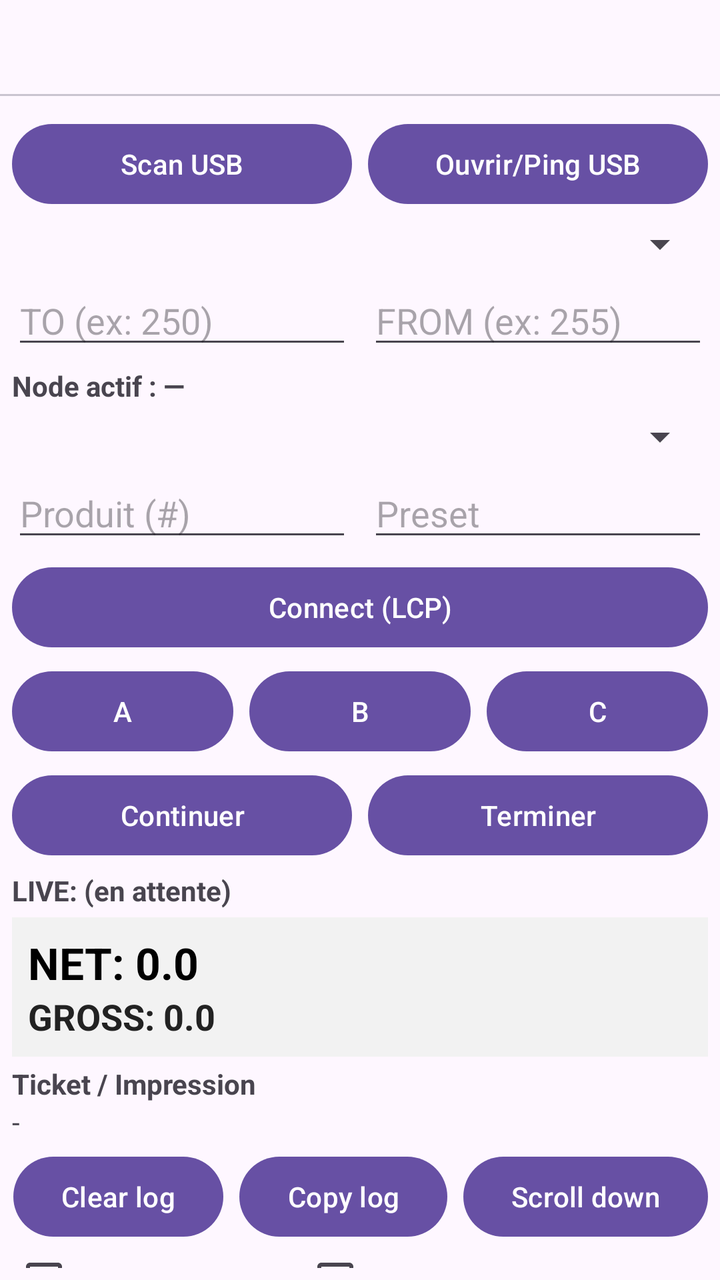
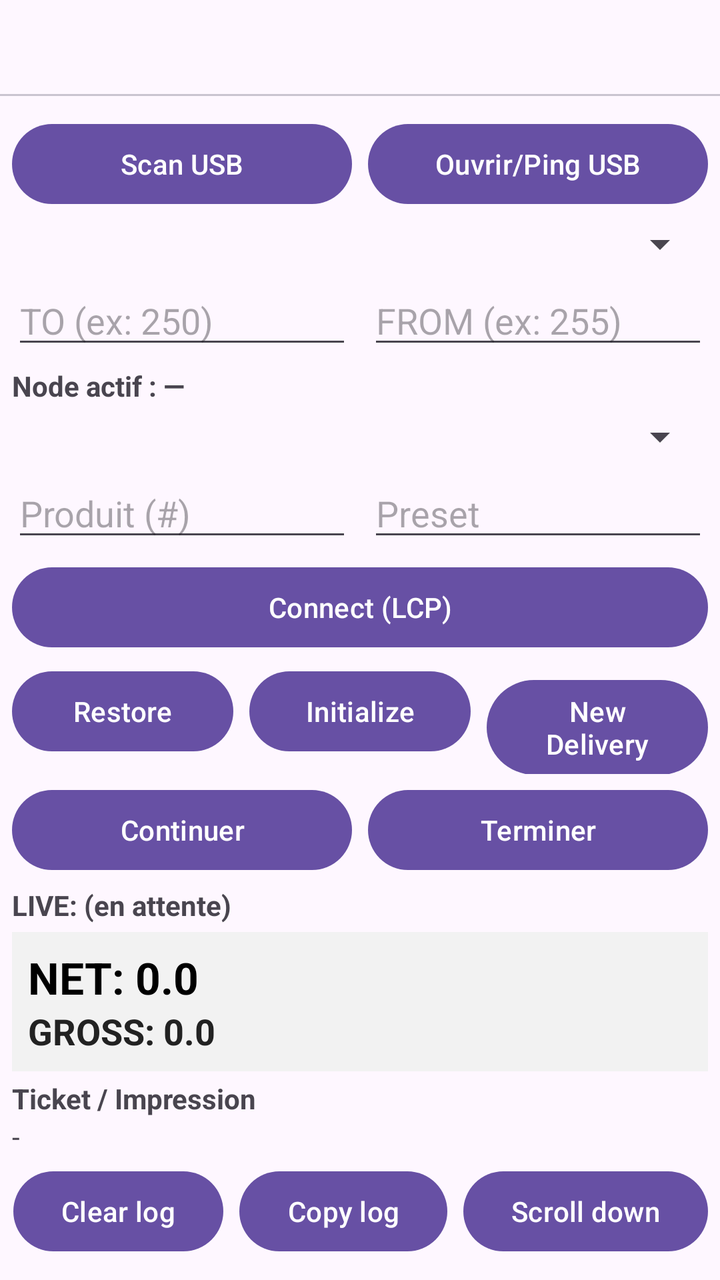

An Android layout rendered at two revisions. The XML below is the earlier revision; the diff shows what the commit changed to produce the second picture.
<!-- AndroidManifest.xml: application theme Theme.Material3.DayNight.NoActionBar -->
<!-- res/layout/activity_main.xml -->
<LinearLayout xmlns:android="http://schemas.android.com/apk/res/android"
    xmlns:app="http://schemas.android.com/apk/res-auto"
    android:id="@+id/rootTabs"
    android:layout_width="match_parent"
    android:layout_height="match_parent"
    android:orientation="vertical">

    
    <com.google.android.material.tabs.TabLayout
        android:id="@+id/tabLayout"
        android:layout_width="match_parent"
        android:layout_height="wrap_content"
        app:tabMode="fixed"
        app:tabGravity="fill" />

    
    <LinearLayout
        android:id="@+id/pageMain"
        android:layout_width="match_parent"
        android:layout_height="match_parent"
        android:orientation="vertical">

        
        <LinearLayout
            android:id="@+id/root"
            android:layout_width="match_parent"
            android:layout_height="match_parent"
            android:orientation="vertical"
            android:padding="6dp">

            
            <LinearLayout
                android:layout_width="match_parent"
                android:layout_height="wrap_content"
                android:orientation="horizontal"
                android:layout_marginTop="4dp">

                <Button
                    android:id="@+id/btnScanUsb"
                    android:layout_width="0dp"
                    android:layout_height="wrap_content"
                    android:layout_weight="1"
                    android:text="Scan USB" />

                <Button
                    android:id="@+id/btnPingUsb"
                    android:layout_width="0dp"
                    android:layout_height="wrap_content"
                    android:layout_weight="1"
                    android:layout_marginStart="8dp"
                    android:text="Ouvrir/Ping USB" />
            </LinearLayout>

            <Spinner
                android:id="@+id/spnUsbDevices"
                android:layout_width="match_parent"
                android:layout_height="wrap_content"
                android:layout_marginTop="4dp" />

            
            <LinearLayout
                android:layout_width="match_parent"
                android:layout_height="wrap_content"
                android:orientation="horizontal"
                android:layout_marginTop="4dp">

                <EditText
                    android:id="@+id/edtTo"
                    android:layout_width="0dp"
                    android:layout_height="wrap_content"
                    android:layout_weight="1"
                    android:hint="TO (ex: 250)"
                    android:inputType="number"
                    android:singleLine="true" />

                <EditText
                    android:id="@+id/edtFrom"
                    android:layout_width="0dp"
                    android:layout_height="wrap_content"
                    android:layout_weight="1"
                    android:layout_marginStart="8dp"
                    android:hint="FROM (ex: 255)"
                    android:inputType="number"
                    android:singleLine="true" />
            </LinearLayout>

            
            <TextView
                android:id="@+id/txtActiveNode"
                android:layout_width="match_parent"
                android:layout_height="wrap_content"
                android:text="Node actif : —"
                android:textStyle="bold"
                android:layout_marginTop="4dp" />

            
            <Spinner
                android:id="@+id/spnProducts"
                android:layout_width="match_parent"
                android:layout_height="wrap_content"
                android:layout_marginTop="4dp" />

            
            <LinearLayout
                android:layout_width="match_parent"
                android:layout_height="wrap_content"
                android:orientation="horizontal"
                android:layout_marginTop="4dp">

                <EditText
                    android:id="@+id/edtProduct"
                    android:layout_width="0dp"
                    android:layout_height="wrap_content"
                    android:layout_weight="1"
                    android:hint="Produit (#)"
                    android:inputType="number"
                    android:singleLine="true" />

                <EditText
                    android:id="@+id/edtPreset"
                    android:layout_width="0dp"
                    android:layout_height="wrap_content"
                    android:layout_weight="1"
                    android:layout_marginStart="8dp"
                    android:hint="Preset"
                    android:inputType="numberDecimal"
                    android:singleLine="true" />
            </LinearLayout>

            
            <Button
                android:id="@+id/btnConnect"
                android:layout_width="match_parent"
                android:layout_height="wrap_content"
                android:text="Connect (LCP)"
                android:layout_marginTop="4dp" />

            
            <LinearLayout
                android:layout_width="match_parent"
                android:layout_height="wrap_content"
                android:orientation="horizontal"
                android:layout_marginTop="4dp">

                <Button
                    android:id="@+id/btnA"
                    android:layout_width="0dp"
                    android:layout_height="wrap_content"
                    android:layout_weight="1"
                    android:text="A" />

                <Button
                    android:id="@+id/btnB"
                    android:layout_width="0dp"
                    android:layout_height="wrap_content"
                    android:layout_weight="1"
                    android:layout_marginStart="8dp"
                    android:text="B" />

                <Button
                    android:id="@+id/btnC"
                    android:layout_width="0dp"
                    android:layout_height="wrap_content"
                    android:layout_weight="1"
                    android:layout_marginStart="8dp"
                    android:text="C" />
            </LinearLayout>

            
            <LinearLayout
                android:layout_width="match_parent"
                android:layout_height="wrap_content"
                android:orientation="horizontal"
                android:layout_marginTop="4dp">

                <Button
                    android:id="@+id/btnContinue"
                    android:layout_width="0dp"
                    android:layout_height="wrap_content"
                    android:layout_weight="1"
                    android:text="Continuer" />

                <Button
                    android:id="@+id/btnFinish"
                    android:layout_width="0dp"
                    android:layout_height="wrap_content"
                    android:layout_weight="1"
                    android:layout_marginStart="8dp"
                    android:text="Terminer" />
            </LinearLayout>

            
            <TextView
                android:id="@+id/txtLive"
                android:layout_width="match_parent"
                android:layout_height="wrap_content"
                android:text="LIVE: (en attente)"
                android:textStyle="bold"
                android:layout_marginTop="4dp" />

            
            <LinearLayout
                android:id="@+id/liveQtyPanel"
                android:layout_width="match_parent"
                android:layout_height="wrap_content"
                android:orientation="vertical"
                android:layout_marginTop="4dp"
                android:padding="8dp"
                android:background="#F2F2F2">

                <TextView
                    android:id="@+id/txtQtyNet"
                    android:layout_width="match_parent"
                    android:layout_height="wrap_content"
                    android:text="NET: 0.0"
                    android:textStyle="bold"
                    android:textSize="22sp"
                    android:textColor="#000000" />

                <TextView
                    android:id="@+id/txtQtyGross"
                    android:layout_width="match_parent"
                    android:layout_height="wrap_content"
                    android:text="GROSS: 0.0"
                    android:textStyle="bold"
                    android:textSize="18sp"
                    android:textColor="#222222" />
            </LinearLayout>

            
            <LinearLayout
                android:layout_width="match_parent"
                android:layout_height="wrap_content"
                android:orientation="vertical"
                android:layout_marginTop="4dp">

                <TextView
                    android:layout_width="match_parent"
                    android:layout_height="wrap_content"
                    android:text="Ticket / Impression"
                    android:textStyle="bold" />

                <TextView
                    android:id="@+id/txtTicketNumber"
                    android:layout_width="match_parent"
                    android:layout_height="wrap_content"
                    android:text="-" />
            </LinearLayout>

            
            <ScrollView
                android:id="@+id/logScroll"
                android:layout_width="match_parent"
                android:layout_height="0dp"
                android:layout_weight="1"
                android:fillViewport="true"
                android:background="#111111">

                <TextView
                    android:id="@+id/txtLog"
                    android:layout_width="match_parent"
                    android:layout_height="wrap_content"
                    android:typeface="monospace"
                    android:textIsSelectable="true"
                    android:textSize="12sp"
                    android:textColor="#00FF00"
                    android:padding="6dp" />
            </ScrollView>

            
            <LinearLayout
                android:layout_width="match_parent"
                android:layout_height="wrap_content"
                android:orientation="vertical"
                android:layout_marginTop="4dp">

                <LinearLayout
                    android:layout_width="match_parent"
                    android:layout_height="wrap_content"
                    android:orientation="horizontal"
                    android:gravity="end">

                    <Button
                        android:id="@+id/btnClearLog"
                        android:layout_width="wrap_content"
                        android:layout_height="wrap_content"
                        android:text="Clear log" />

                    <Button
                        android:id="@+id/btnCopyLog"
                        android:layout_width="wrap_content"
                        android:layout_height="wrap_content"
                        android:layout_marginStart="8dp"
                        android:text="Copy log" />

                    <Button
                        android:id="@+id/btnScrollDown"
                        android:layout_width="wrap_content"
                        android:layout_height="wrap_content"
                        android:layout_marginStart="8dp"
                        android:text="Scroll down" />
                </LinearLayout>

                <LinearLayout
                    android:layout_width="match_parent"
                    android:layout_height="wrap_content"
                    android:orientation="horizontal"
                    android:layout_marginTop="2dp">

                    <CheckBox
                        android:id="@+id/cbTxRx"
                        android:layout_width="wrap_content"
                        android:layout_height="wrap_content"
                        android:text="Afficher TX / RX"
                        android:checked="false"
                        android:minHeight="0dp"
                        android:paddingTop="0dp"
                        android:paddingBottom="0dp"/>

                    <CheckBox
                        android:id="@+id/cbLogTs"
                        android:layout_width="wrap_content"
                        android:layout_height="wrap_content"
                        android:layout_marginStart="12dp"
                        android:text="Timestamps UI + IO"
                        android:checked="false"
                        android:minHeight="0dp"
                        android:paddingTop="0dp"
                        android:paddingBottom="0dp"/>
                </LinearLayout>
            </LinearLayout>

        </LinearLayout>
        

    </LinearLayout>

    
    <LinearLayout
        android:id="@+id/pageApiFace"
        android:layout_width="match_parent"
        android:layout_height="match_parent"
        android:orientation="vertical"
        android:visibility="gone">

        
        <include layout="@layout/fragment_api_face" />
    </LinearLayout>

</LinearLayout>
<!-- res/layout/fragment_api_face.xml (included above) -->
<LinearLayout xmlns:android="http://schemas.android.com/apk/res/android"
    android:id="@+id/apiFaceRoot"
    android:layout_width="match_parent"
    android:layout_height="match_parent"
    android:orientation="vertical"
    android:padding="12dp">

    <TextView
        android:id="@+id/txtApiTitle"
        android:layout_width="match_parent"
        android:layout_height="wrap_content"
        android:text="API-Face"
        android:textStyle="bold"
        android:textSize="18sp"/>

    <TextView
        android:id="@+id/txtApiStatus"
        android:layout_width="match_parent"
        android:layout_height="wrap_content"
        android:text="Status: STOPPED"
        android:textStyle="bold"
        android:paddingTop="6dp"/>

    <TextView
        android:id="@+id/txtApiUrl"
        android:layout_width="match_parent"
        android:layout_height="wrap_content"
        android:text="http://127.0.0.1:8765"
        android:textIsSelectable="true"
        android:paddingTop="4dp"/>

    
    <LinearLayout
        android:layout_width="match_parent"
        android:layout_height="wrap_content"
        android:orientation="horizontal"
        android:paddingTop="10dp">

        <Button
            android:id="@+id/btnApiStart"
            android:layout_width="0dp"
            android:layout_height="wrap_content"
            android:layout_weight="1"
            android:text="Start API"/>

        <Button
            android:id="@+id/btnApiStop"
            android:layout_width="0dp"
            android:layout_height="wrap_content"
            android:layout_weight="1"
            android:layout_marginStart="8dp"
            android:text="Stop API"/>
    </LinearLayout>

    
    <LinearLayout
        android:layout_width="match_parent"
        android:layout_height="wrap_content"
        android:orientation="horizontal"
        android:paddingTop="6dp">

        <Button
            android:id="@+id/btnApiClearTrace"
            android:layout_width="0dp"
            android:layout_height="wrap_content"
            android:layout_weight="1"
            android:text="Clear trace"/>

        <Button
            android:id="@+id/btnApiCopyCurl"
            android:layout_width="0dp"
            android:layout_height="wrap_content"
            android:layout_weight="1"
            android:layout_marginStart="8dp"
            android:text="Copy curl"/>
    </LinearLayout>

    <TextView
        android:id="@+id/txtApiHowTo"
        android:layout_width="match_parent"
        android:layout_height="wrap_content"
        android:paddingTop="10dp"
        android:text="Workflow attendu:\n1) GET /v1/usb/scan\n2) POST /v1/usb/open-ping\n3) POST /v1/lcp/connect (next=C ou A)\n4) POST /v1/delivery/C\n5) GET /v1/delivery/job/{id}\n\nRègles:\n- Start API refusé si pas de controller (pas de Connect LCP)\n- API locale seulement (127.0.0.1)"
        android:textSize="13sp"/>

    <TextView
        android:id="@+id/txtApiTraceTitle"
        android:layout_width="match_parent"
        android:layout_height="wrap_content"
        android:text="Trace API (REQ/RESP):"
        android:textStyle="bold"
        android:paddingTop="10dp"/>

    <ScrollView
        android:id="@+id/apiTraceScroll"
        android:layout_width="match_parent"
        android:layout_height="0dp"
        android:layout_weight="1"
        android:fillViewport="true"
        android:background="#111111"
        android:padding="6dp">

        <TextView
            android:id="@+id/txtApiTrace"
            android:layout_width="match_parent"
            android:layout_height="wrap_content"
            android:typeface="monospace"
            android:textSize="12sp"
            android:textColor="#00FF00"
            android:textIsSelectable="true"
            android:text="(trace vide)"/>
    </ScrollView>

</LinearLayout>
<!-- resources referenced by this layout -->
<resources>

</resources>

<!-- the commit's change to res/layout/activity_main.xml (unified diff, before → after) -->
@@ -147,7 +147,7 @@
                     android:layout_width="0dp"
                     android:layout_height="wrap_content"
                     android:layout_weight="1"
-                    android:text="A" />
+                    android:text="Restore" />
 
                 <Button
                     android:id="@+id/btnB"
@@ -155,7 +155,7 @@
                     android:layout_height="wrap_content"
                     android:layout_weight="1"
                     android:layout_marginStart="8dp"
-                    android:text="B" />
+                    android:text="Initialize" />
 
                 <Button
                     android:id="@+id/btnC"
@@ -163,7 +163,7 @@
                     android:layout_height="wrap_content"
                     android:layout_weight="1"
                     android:layout_marginStart="8dp"
-                    android:text="C" />
+                    android:text="New Delivery" />
             </LinearLayout>
 
             
@@ -360,9 +360,9 @@
         android:id="@+id/txtApiTitle"
         android:layout_width="match_parent"
         android:layout_height="wrap_content"
-        android:text="API-Face"
+        android:text="API-FACE"
         android:textStyle="bold"
-        android:textSize="18sp"/>
+        android:textSize="20sp"/>
 
     <TextView
         android:id="@+id/txtApiStatus"
